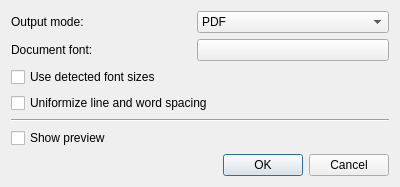
The window that qt/data/PdfExportDialog.ui (manisandro/gImageReader) describes before a commit, drawn with Qt 5.
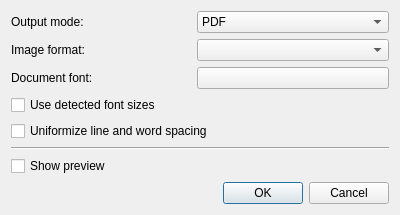
The same window after the commit.

Commit message: [Qt] Add option to choose between color and grayscale PDF output

Patch:
```diff
--- a/qt/data/PdfExportDialog.ui
+++ b/qt/data/PdfExportDialog.ui
@@ -7,28 +7,59 @@
     <x>0</x>
     <y>0</y>
     <width>400</width>
-    <height>183</height>
+    <height>211</height>
    </rect>
   </property>
   <property name="windowTitle">
    <string>PDF Export</string>
   </property>
   <layout class="QGridLayout" name="gridLayout">
-   <item row="1" column="1">
+   <item row="2" column="1">
     <widget class="QPushButton" name="buttonFont">
      <property name="text">
       <string/>
      </property>
     </widget>
    </item>
-   <item row="2" column="0" colspan="2">
+   <item row="0" column="1">
+    <widget class="QComboBox" name="comboBoxOutputMode">
+     <item>
+      <property name="text">
+       <string>PDF</string>
+      </property>
+     </item>
+     <item>
+      <property name="text">
+       <string>PDF with invisible text overlay</string>
+      </property>
+     </item>
+    </widget>
+   </item>
+   <item row="9" column="0" colspan="2">
+    <widget class="QDialogButtonBox" name="buttonBox">
+     <property name="orientation">
+      <enum>Qt::Horizontal</enum>
+     </property>
+     <property name="standardButtons">
+      <set>QDialogButtonBox::Cancel|QDialogButtonBox::Ok</set>
+     </property>
+    </widget>
+   </item>
+   <item row="5" column="0" colspan="2">
     <widget class="QCheckBox" name="checkBoxFontSize">
      <property name="text">
       <string>Use detected font sizes</string>
      </property>
     </widget>
    </item>
-   <item row="1" column="0">
+   <item row="8" column="0" colspan="2">
+    <widget class="QCheckBox" name="checkBoxPreview">
+     <property name="text">
+      <string>Show preview</string>
+     </property>
+    </widget>
+   </item>
+   <item row="2" column="0">
     <widget class="QLabel" name="labelFont">
      <property name="text">
       <string>Document font:</string>
@@ -36,33 +67,26 @@
     </widget>
    </item>
    <item row="6" column="0" colspan="2">
-    <widget class="QDialogButtonBox" name="buttonBox">
-     <property name="orientation">
-      <enum>Qt::Horizontal</enum>
-     </property>
-     <property name="standardButtons">
-      <set>QDialogButtonBox::Cancel|QDialogButtonBox::Ok</set>
-     </property>
-    </widget>
-   </item>
-   <item row="3" column="0" colspan="2">
     <widget class="QCheckBox" name="checkBoxUniformizeSpacing">
      <property name="text">
       <string>Uniformize line and word spacing</string>
      </property>
     </widget>
    </item>
-   <item row="4" column="0" colspan="2">
+   <item row="7" column="0" colspan="2">
     <widget class="Line" name="line">
      <property name="orientation">
       <enum>Qt::Horizontal</enum>
      </property>
     </widget>
    </item>
-   <item row="5" column="0" colspan="2">
-    <widget class="QCheckBox" name="checkBoxPreview">
+   <item row="1" column="1">
+    <widget class="QComboBox" name="comboBoxImageFormat"/>
+   </item>
+   <item row="1" column="0">
+    <widget class="QLabel" name="labelImageFormat">
      <property name="text">
-      <string>Show preview</string>
+      <string>Image format:</string>
      </property>
     </widget>
    </item>
@@ -73,20 +97,6 @@
      </property>
     </widget>
    </item>
-   <item row="0" column="1">
-    <widget class="QComboBox" name="comboBoxOutputMode">
-     <item>
-      <property name="text">
-       <string>PDF</string>
-      </property>
-     </item>
-     <item>
-      <property name="text">
-       <string>PDF with invisible text overlay</string>
-      </property>
-     </item>
-    </widget>
-   </item>
   </layout>
  </widget>
  <resources/>
```
The commit also changes 1 other file.
